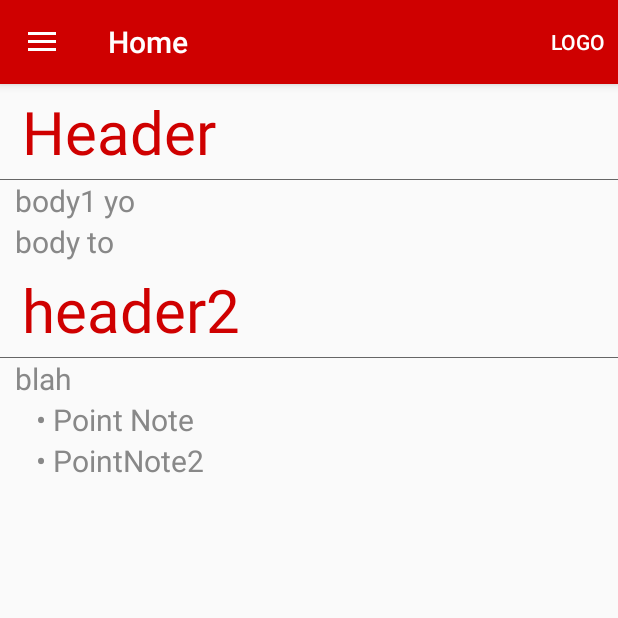
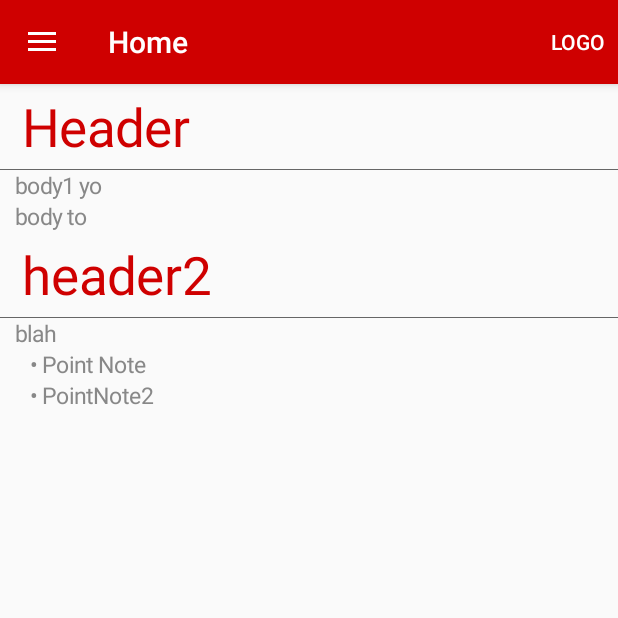
Before and after one commit to mykongee/About_Canada, an Android app: the fragment HomeFragment placed in its activity, on a phone screen of 412 x 824 dp, the top half of it. Run offline under Robolectric (Android 15) with nearby library versions, the phone set to English and light mode, and no system bars.

```diff
--- a/app/src/main/java/bitpot/aboutcanada/AboutCanadaFragment.java
+++ b/app/src/main/java/bitpot/aboutcanada/AboutCanadaFragment.java
@@ -99,17 +99,17 @@ public class AboutCanadaFragment extends android.support.v4.app.Fragment {
                 else {
 
                     if (line.substring(0,3).equals("H--")) {
-                        tv.setTextSize(TypedValue.COMPLEX_UNIT_SP, 40);
+                        tv.setTextSize(TypedValue.COMPLEX_UNIT_SP, 35);
                         tv.setTextColor(Color.parseColor(getResources().getString(R.string.font_header)));
                         tv.setPadding((int) (15 * getResources().getDisplayMetrics().density), (int) (5 * getResources().getDisplayMetrics().density), (int) (15 * getResources().getDisplayMetrics().density), (int) (5 * getResources().getDisplayMetrics().density));
                     }else if (line.substring(0,3).equals("P--")) {
                         tv.setText("   • "+line.substring(3,line.length()));
-                        tv.setTextSize(TypedValue.COMPLEX_UNIT_SP, 20);
+                        tv.setTextSize(TypedValue.COMPLEX_UNIT_SP, 15);
                         tv.setTextColor(Color.parseColor(getResources().getString(R.string.font_body)));
                         tv.setPadding((int) (10 * getResources().getDisplayMetrics().density), 0, (int) (10 * getResources().getDisplayMetrics().density), 0);
                     }
                     else {
-                        tv.setTextSize(TypedValue.COMPLEX_UNIT_SP, 20);
+                        tv.setTextSize(TypedValue.COMPLEX_UNIT_SP, 15);
                         tv.setTextColor(Color.parseColor(getResources().getString(R.string.font_body)));
                         tv.setPadding((int) (10 * getResources().getDisplayMetrics().density), 0, (int) (10 * getResources().getDisplayMetrics().density), 0);
                     }
--- a/app/src/main/java/bitpot/aboutcanada/CultureFragment.java
+++ b/app/src/main/java/bitpot/aboutcanada/CultureFragment.java
@@ -99,17 +99,17 @@ public class CultureFragment extends android.support.v4.app.Fragment {
                 else {
 
                     if (line.substring(0,3).equals("H--")) {
-                        tv.setTextSize(TypedValue.COMPLEX_UNIT_SP, 40);
+                        tv.setTextSize(TypedValue.COMPLEX_UNIT_SP, 35);
                         tv.setTextColor(Color.parseColor(getResources().getString(R.string.font_header)));
                         tv.setPadding((int) (15 * getResources().getDisplayMetrics().density), (int) (5 * getResources().getDisplayMetrics().density), (int) (15 * getResources().getDisplayMetrics().density), (int) (5 * getResources().getDisplayMetrics().density));
                     }else if (line.substring(0,3).equals("P--")) {
                         tv.setText("   • "+line.substring(3,line.length()));
-                        tv.setTextSize(TypedValue.COMPLEX_UNIT_SP, 20);
+                        tv.setTextSize(TypedValue.COMPLEX_UNIT_SP, 15);
                         tv.setTextColor(Color.parseColor(getResources().getString(R.string.font_body)));
                         tv.setPadding((int) (10 * getResources().getDisplayMetrics().density), 0, (int) (10 * getResources().getDisplayMetrics().density), 0);
                     }
                     else {
-                        tv.setTextSize(TypedValue.COMPLEX_UNIT_SP, 20);
+                        tv.setTextSize(TypedValue.COMPLEX_UNIT_SP, 15);
                         tv.setTextColor(Color.parseColor(getResources().getString(R.string.font_body)));
                         tv.setPadding((int) (10 * getResources().getDisplayMetrics().density), 0, (int) (10 * getResources().getDisplayMetrics().density), 0);
                     }
--- a/app/src/main/java/bitpot/aboutcanada/HomeFragment.java
+++ b/app/src/main/java/bitpot/aboutcanada/HomeFragment.java
@@ -100,16 +100,16 @@ public class HomeFragment extends android.support.v4.app.Fragment {
                 else {
 
                     if (line.substring(0, 3).equals("H--")) {
-                        tv.setTextSize(TypedValue.COMPLEX_UNIT_SP, 40);
+                        tv.setTextSize(TypedValue.COMPLEX_UNIT_SP, 35);
                         tv.setTextColor(Color.parseColor(getResources().getString(R.string.font_header)));
                         tv.setPadding((int) (15 * getResources().getDisplayMetrics().density), (int) (5 * getResources().getDisplayMetrics().density), (int) (15 * getResources().getDisplayMetrics().density), (int) (5 * getResources().getDisplayMetrics().density));
                     } else if (line.substring(0, 3).equals("P--")) {
                         tv.setText("   • " + line.substring(3, line.length()));
-                        tv.setTextSize(TypedValue.COMPLEX_UNIT_SP, 20);
+                        tv.setTextSize(TypedValue.COMPLEX_UNIT_SP, 15);
                         tv.setTextColor(Color.parseColor(getResources().getString(R.string.font_body)));
                         tv.setPadding((int) (10 * getResources().getDisplayMetrics().density), 0, (int) (10 * getResources().getDisplayMetrics().density), 0);
                     } else {
-                        tv.setTextSize(TypedValue.COMPLEX_UNIT_SP, 20);
+                        tv.setTextSize(TypedValue.COMPLEX_UNIT_SP, 15);
                         tv.setTextColor(Color.parseColor(getResources().getString(R.string.font_body)));
                         tv.setPadding((int) (10 * getResources().getDisplayMetrics().density), 0, (int) (10 * getResources().getDisplayMetrics().density), 0);
                     }
```
